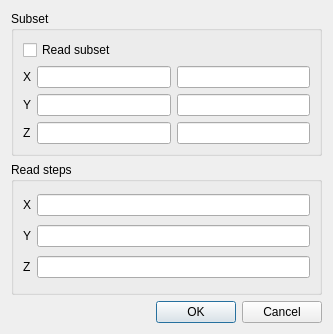
This is Code/ui/subsetselectordialog.ui in VisIVOLab/ViaLacteaVisualAnalytics as Qt 5 draws it before an edit. The edited form follows.
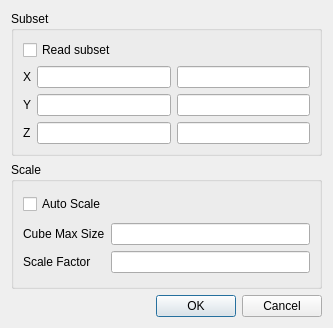
This is the edited form.

```diff
--- a/Code/ui/subsetselectordialog.ui
+++ b/Code/ui/subsetselectordialog.ui
@@ -7,7 +7,7 @@
     <x>0</x>
     <y>0</y>
     <width>333</width>
-    <height>334</height>
+    <height>328</height>
    </rect>
   </property>
   <property name="windowTitle">
@@ -76,50 +76,47 @@
    <item>
     <widget class="QGroupBox" name="groupBox_2">
      <property name="title">
-      <string>Read steps</string>
+      <string>Scale</string>
      </property>
-     <layout class="QGridLayout" name="gridLayout_2">
-      <item row="0" column="0">
-       <widget class="QLabel" name="label_4">
+     <layout class="QVBoxLayout" name="verticalLayout_3">
+      <item>
+       <widget class="QCheckBox" name="checkAutoScale">
         <property name="text">
-         <string>X</string>
+         <string>Auto Scale</string>
         </property>
        </widget>
       </item>
-      <item row="1" column="0">
-       <widget class="QLabel" name="label_5">
-        <property name="text">
-         <string>Y</string>
-        </property>
-       </widget>
-      </item>
-      <item row="2" column="0">
-       <widget class="QLabel" name="label_6">
-        <property name="text">
-         <string>Z</string>
-        </property>
-       </widget>
-      </item>
-      <item row="0" column="1">
-       <widget class="QLineEdit" name="textStepX">
-        <property name="text">
-         <string/>
-        </property>
-       </widget>
-      </item>
-      <item row="1" column="1">
-       <widget class="QLineEdit" name="textStepY">
-        <property name="text">
-         <string/>
-        </property>
-       </widget>
-      </item>
-      <item row="2" column="1">
-       <widget class="QLineEdit" name="textStepZ">
-        <property name="text">
-         <string/>
-        </property>
-       </widget>
+      <item>
+       <layout class="QGridLayout" name="gridLayout_2">
+        <item row="0" column="0">
+         <widget class="QLabel" name="label_4">
+          <property name="text">
+           <string>Cube Max Size</string>
+          </property>
+         </widget>
+        </item>
+        <item row="0" column="1">
+         <widget class="QLineEdit" name="textCubeMaxSize">
+          <property name="text">
+           <string/>
+          </property>
+         </widget>
+        </item>
+        <item row="1" column="0">
+         <widget class="QLabel" name="label_5">
+          <property name="text">
+           <string>Scale Factor</string>
+          </property>
+         </widget>
+        </item>
+        <item row="1" column="1">
+         <widget class="QLineEdit" name="textScaleFactor">
+          <property name="text">
+           <string/>
+          </property>
+         </widget>
+        </item>
+       </layout>
       </item>
      </layout>
     </widget>
```
Left out of the diff: 37 changed lines with no effect on the pictures.
